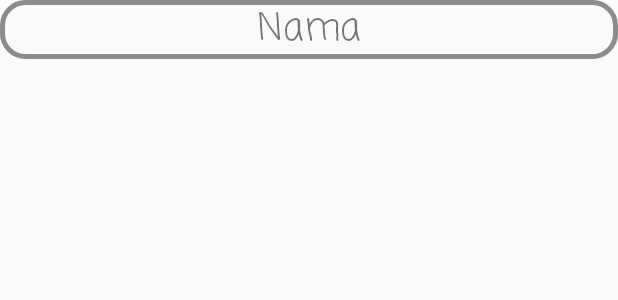
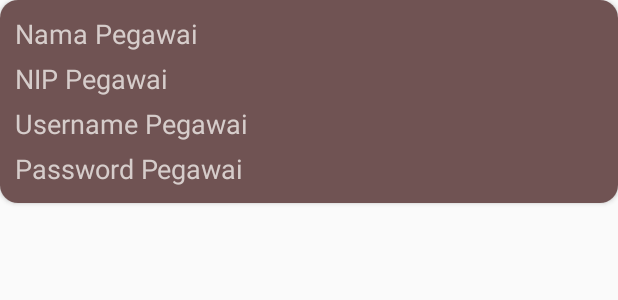
Before and after one commit to enricoakbar/manager_user, an Android app: the layout list_pegawai.xml on its own in the app's theme, with its tools: preview values and no code run, on a phone screen of 412 x 824 dp. Shown: the top 300 px of the screen. Run offline under Robolectric (Android 15) with nearby library versions, the phone set to English and light mode, and no system bars.

Commit message:
Update Ahay!

```diff
--- a/app/build.gradle
+++ b/app/build.gradle
@@ -26,6 +26,7 @@ dependencies {
     implementation 'com.google.firebase:firebase-core:11.8.0'
     implementation 'com.google.firebase:firebase-database:11.8.0'
     implementation 'com.google.firebase:firebase-storage:11.8.0'
+    implementation 'com.google.firebase:firebase-auth:11.8.0'
     implementation 'com.firebaseui:firebase-ui-database:3.2.2'
     implementation 'com.squareup.picasso:picasso:2.71828'
     implementation 'com.github.rey5137:material:1.2.5'
--- a/app/src/main/res/layout/list_pegawai.xml
+++ b/app/src/main/res/layout/list_pegawai.xml
@@ -1,16 +1,49 @@
 <?xml version="1.0" encoding="utf-8"?>
-<RelativeLayout
-    xmlns:android="http://schemas.android.com/apk/res/android" android:layout_width="match_parent"
-    android:layout_height="match_parent">
+<android.support.v7.widget.CardView xmlns:android="http://schemas.android.com/apk/res/android"
+    android:layout_width="match_parent"
+    android:layout_height="wrap_content"
+    xmlns:app="http://schemas.android.com/apk/res-auto"
+    android:orientation="vertical"
+    app:cardCornerRadius="12dp">
+    <LinearLayout
+        android:layout_width="match_parent"
+        android:layout_height="135dp"
+        android:orientation="vertical"
+        android:background="#DA583636"
+        android:padding="10dp">
+        <TextView
+            android:id="@+id/namapegawai"
+            android:layout_width="match_parent"
+            android:layout_height="wrap_content"
+            android:textSize="18sp"
+            android:textColor="#D6CDCB"
+            android:text="Nama Pegawai"/>
+        <TextView
+            android:layout_marginTop="5dp"
+            android:id="@+id/nippegawai"
+            android:layout_width="match_parent"
+            android:layout_height="wrap_content"
+            android:textSize="18sp"
+            android:textColor="#D6CDCB"
+            android:text="NIP Pegawai" />
+        <TextView
+            android:layout_marginTop="5dp"
+            android:id="@+id/userpegawai"
+            android:layout_width="match_parent"
+            android:layout_height="wrap_content"
+            android:textSize="18sp"
+            android:textColor="#D6CDCB"
+            android:text="Username Pegawai" />
+        <TextView
+            android:layout_marginTop="5dp"
+            android:id="@+id/passwordpegawai"
+            android:layout_width="match_parent"
+            android:layout_height="wrap_content"
+            android:textSize="18sp"
+            android:textColor="#D6CDCB"
+            android:text="Password Pegawai"/>
+    </LinearLayout>
 
-    <TextView
-        android:id="@+id/namapegawai"
-        android:textSize="25sp"
-        android:fontFamily="casual"
-        android:textAlignment="center"
-        android:text="Nama"
-        android:layout_width="match_parent"
-        android:layout_height="wrap_content"
-        android:background="@drawable/input_design"/>
 
-</RelativeLayout>
+
+</android.support.v7.widget.CardView>
```
Also changed, not shown: app/src/main/java/com/ena/managemenapk/ListPegawaiActivity.java (+39 -27 lines), app/src/main/java/com/ena/managemenapk/PegawaiViewHolder.java (added, +33 -0 lines), app/src/main/res/drawable/drawable1.xml (added, +15 -0 lines), app/src/main/res/layout/activity_list_pegawai.xml (+10 -9 lines).
